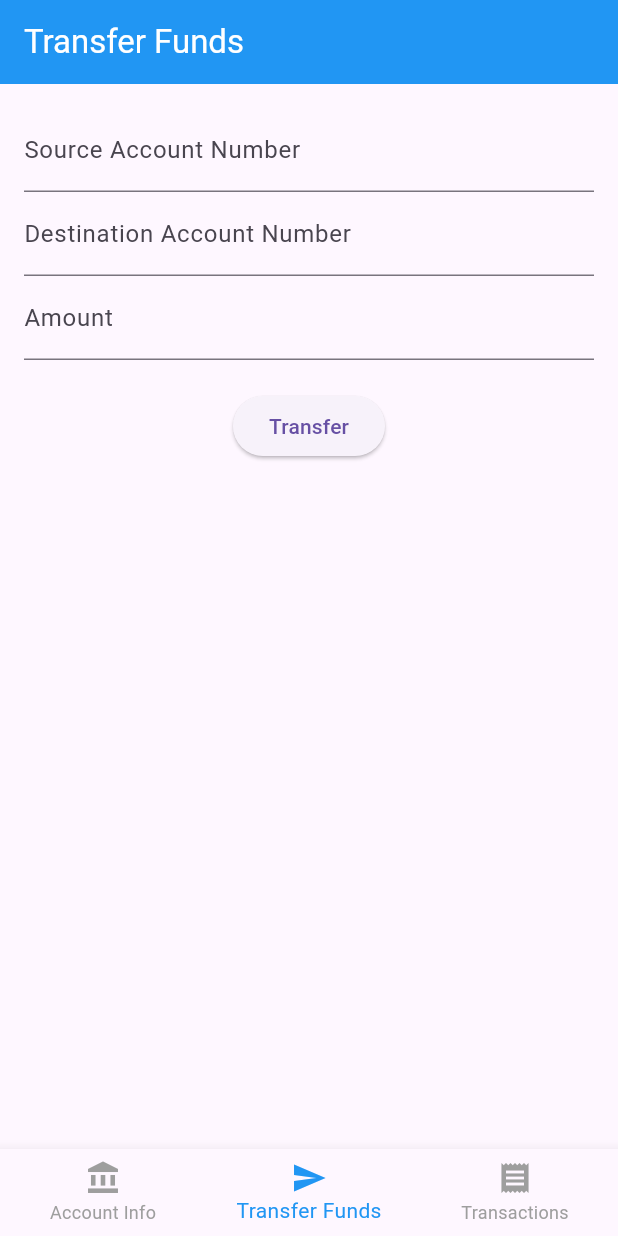
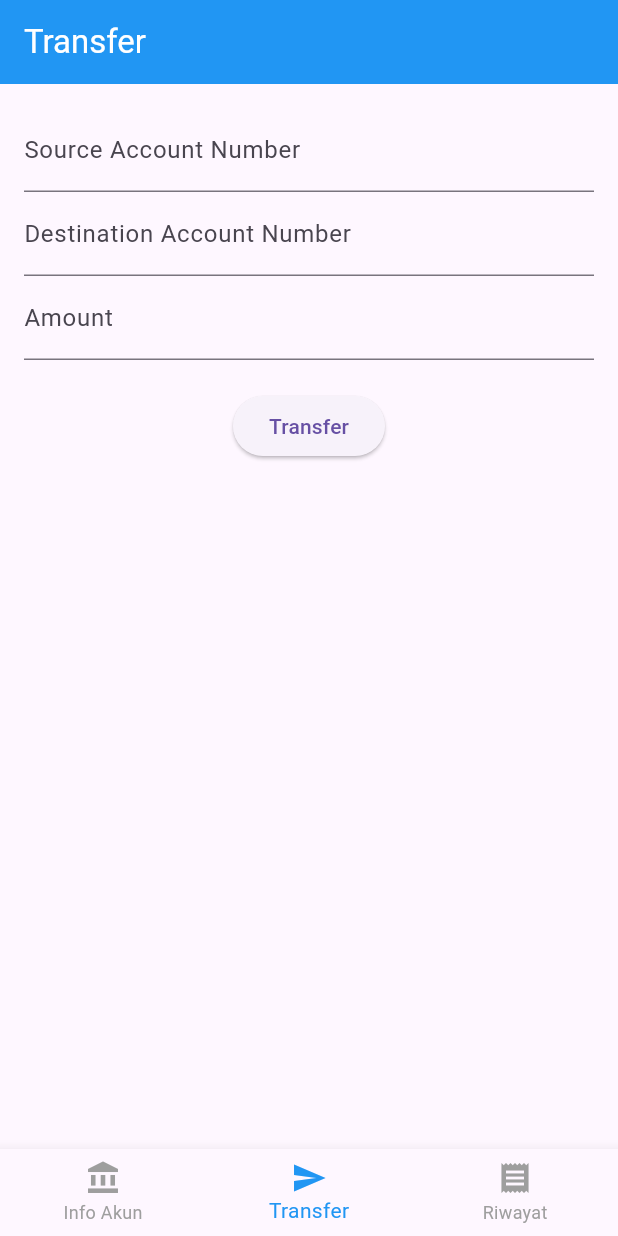
Before and after one commit to CWS-Team/Bank-mobileCWS, a Flutter app: the screen it shows after launch, item 2 of the bottom bar chosen, on a phone screen of 412 x 824 dp. Run offline on Flutter 3.47's test engine with Material 3 defaults, Android fonts, the phone set to English and light mode, and no system bars; network calls fail.

Commit message:
edit main

```diff
--- a/lib/main.dart
+++ b/lib/main.dart
@@ -76,15 +76,15 @@ class _NavigationScreenState extends State<NavigationScreen> {
         items: const [
           BottomNavigationBarItem(
             icon: Icon(Icons.account_balance),
-            label: 'Account Info',
+            label: 'Info Akun',
           ),
           BottomNavigationBarItem(
             icon: Icon(Icons.send),
-            label: 'Transfer Funds',
+            label: 'Transfer',
           ),
           BottomNavigationBarItem(
             icon: Icon(Icons.receipt),
-            label: 'Transactions',
+            label: 'Riwayat',
           ),
         ],
       ),
@@ -150,7 +150,7 @@ class _AccountInfoScreenState extends State<AccountInfoScreen> {
   Widget build(BuildContext context) {
     return Scaffold(
       appBar: AppBar(
-        title: const Text('Account Info'),
+        title: const Text('Info Akun'),
       ),
       body: _isLoading
           ? const Center(child: CircularProgressIndicator())
@@ -596,7 +596,7 @@ class _TransferFundsScreenState extends State<TransferFundsScreen> {
   Widget build(BuildContext context) {
     return Scaffold(
       appBar: AppBar(
-        title: const Text('Transfer Funds'),
+        title: const Text('Transfer'),
       ),
       body: Padding(
         padding: const EdgeInsets.all(16.0),
```
Also changed, not shown: 1 other file.
